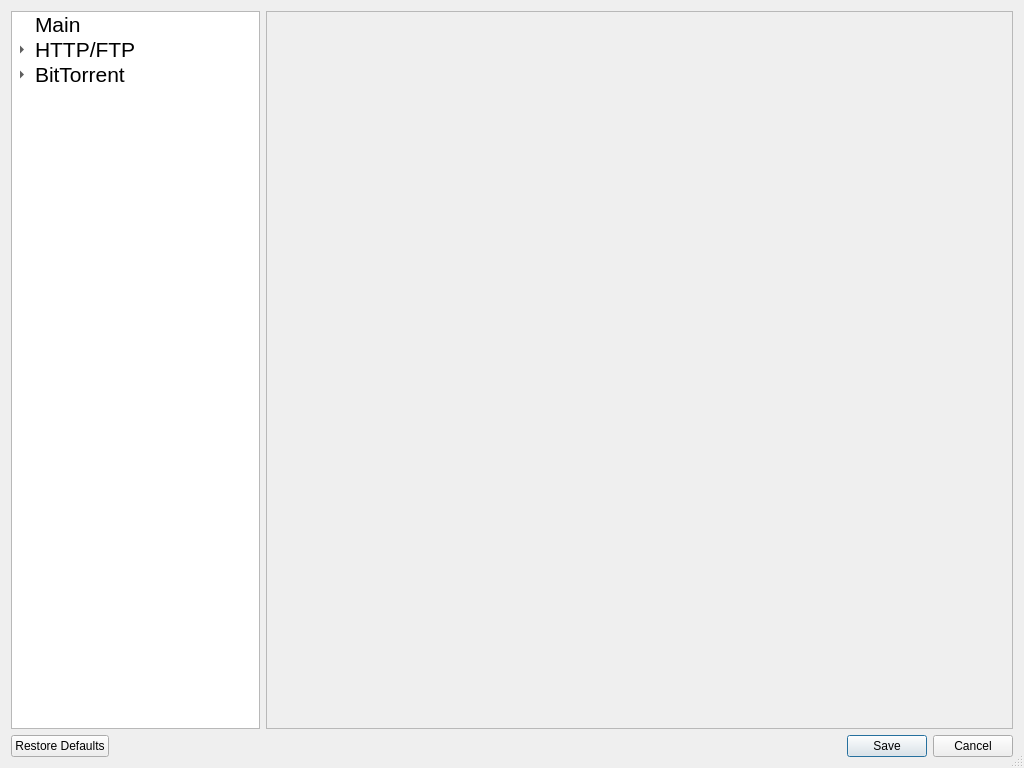
Before: the Qt Designer form src/gui/settings.ui in GekkoFyre/FyreDL, drawn with Qt 5.
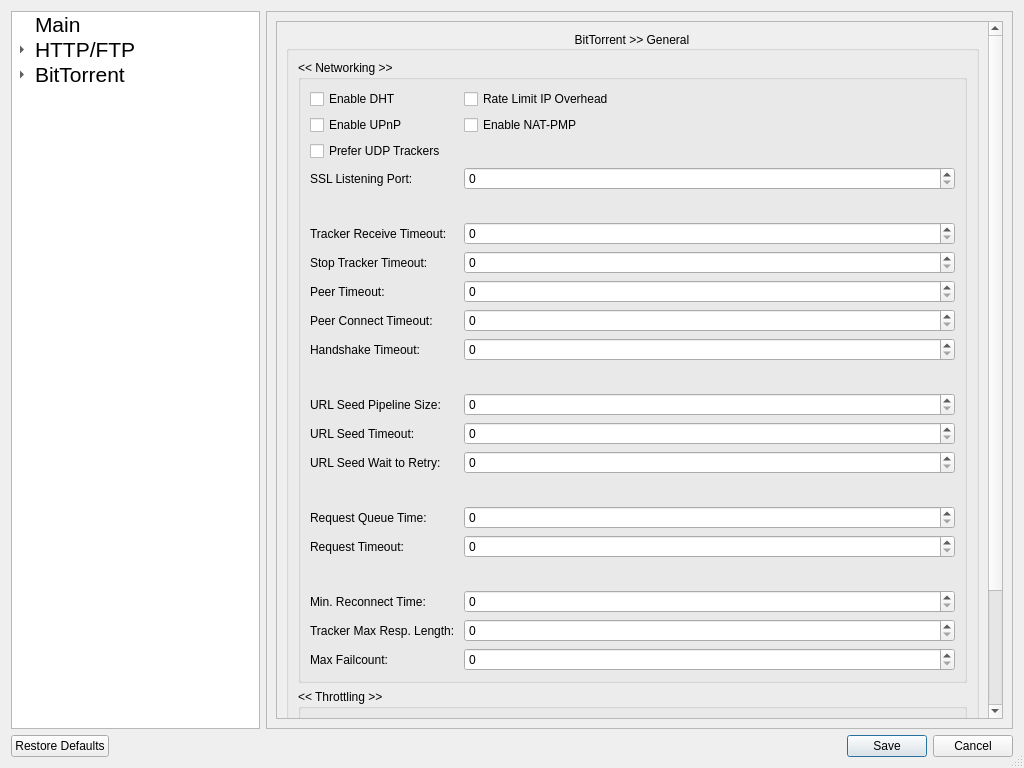
After: the same form once the commit is applied. The open tabs and pages were chosen to show the change. Icons and pictures are not drawn.

Commit message: * More work has been done on the Preferences UI.

Patch:
```diff
--- a/src/gui/settings.ui
+++ b/src/gui/settings.ui
@@ -107,8 +107,510 @@
          <property name="frameShape">
           <enum>QFrame::StyledPanel</enum>
          </property>
-         <widget class="QWidget" name="page"/>
-         <widget class="QWidget" name="page_2"/>
+         <widget class="QWidget" name="main_settings">
+          <layout class="QVBoxLayout" name="verticalLayout">
+           <item>
+            <widget class="QGroupBox" name="main_groupBox">
+             <property name="title">
+              <string>Main</string>
+             </property>
+             <property name="alignment">
+              <set>Qt::AlignCenter</set>
+             </property>
+             <layout class="QVBoxLayout" name="verticalLayout_2">
+              <item>
+               <widget class="QGroupBox" name="filesanddirs_groupBox">
+                <property name="title">
+                 <string>&lt;&lt; Files and Directories &gt;&gt;</string>
+                </property>
+                <layout class="QFormLayout" name="formLayout">
+                 <item row="0" column="0">
+                  <widget class="QLabel" name="defDir_label">
+                   <property name="text">
+                    <string>Default Save/Open Dir.: </string>
+                   </property>
+                  </widget>
+                 </item>
+                 <item row="0" column="1">
+                  <layout class="QHBoxLayout" name="defDir_horizLayout">
+                   <item>
+                    <widget class="QLineEdit" name="defDir_lineEdit"/>
+                   </item>
+                   <item>
+                    <widget class="QToolButton" name="defDir_toolButton">
+                     <property name="text">
+                      <string>...</string>
+                     </property>
+                    </widget>
+                   </item>
+                  </layout>
+                 </item>
+                 <item row="1" column="0">
+                  <widget class="QLabel" name="xmlHist_label">
+                   <property name="text">
+                    <string>XML History File: </string>
+                   </property>
+                  </widget>
+                 </item>
+                 <item row="2" column="0">
+                  <widget class="QLabel" name="xmlCfg_label">
+                   <property name="text">
+                    <string>XML Config File: </string>
+                   </property>
+                  </widget>
+                 </item>
+                 <item row="1" column="1">
+                  <layout class="QHBoxLayout" name="xmlHist_horizLayout">
+                   <item>
+                    <widget class="QLineEdit" name="xmlHist_lineEdit"/>
+                   </item>
+                   <item>
+                    <widget class="QToolButton" name="xmlHist_toolBtn">
+                     <property name="text">
+                      <string>...</string>
+                     </property>
+                    </widget>
+                   </item>
+                  </layout>
+                 </item>
+                 <item row="2" column="1">
+                  <layout class="QHBoxLayout" name="xmlCfg_horizLayout">
+                   <item>
+                    <widget class="QLineEdit" name="xmlCfg_lineEdit"/>
+                   </item>
+                   <item>
+                    <widget class="QToolButton" name="xmlCfg_toolBtn">
+                     <property name="text">
+                      <string>...</string>
+                     </property>
+                    </widget>
+                   </item>
+                  </layout>
+                 </item>
+                </layout>
+               </widget>
+              </item>
+              <item>
+               <widget class="QGroupBox" name="fyredl_groupBox">
+                <property name="title">
+                 <string>&lt;&lt; FyreDL &gt;&gt;</string>
+                </property>
+                <layout class="QFormLayout" name="formLayout_2">
+                 <item row="0" column="0">
+                  <widget class="QLabel" name="userAgent_label">
+                   <property name="text">
+                    <string>Global User Agent: </string>
+                   </property>
+                  </widget>
+                 </item>
+                 <item row="0" column="1">
+                  <widget class="QLineEdit" name="userAgent_lineEdit"/>
+                 </item>
+                 <item row="1" column="0">
+                  <widget class="QLabel" name="uniqueId_label">
+                   <property name="text">
+                    <string>Item's Unique ID Length: </string>
+                   </property>
+                  </widget>
+                 </item>
+                 <item row="1" column="1">
+                  <widget class="QSpinBox" name="uniqueId_spinBox">
+                   <property name="toolTip">
+                    <string>Each download item has a Unique Identifier associated with it. This is the length of its ID number so please be aware that too small of a value may cause conflicts.</string>
+                   </property>
+                   <property name="minimum">
+                    <number>32</number>
+                   </property>
+                   <property name="maximum">
+                    <number>128</number>
+                   </property>
+                  </widget>
+                 </item>
+                </layout>
+               </widget>
+              </item>
+              <item>
+               <spacer name="verticalSpacer">
+                <property name="orientation">
+                 <enum>Qt::Vertical</enum>
+                </property>
+                <property name="sizeHint" stdset="0">
+                 <size>
+                  <width>20</width>
+                  <height>40</height>
+                 </size>
+                </property>
+               </spacer>
+              </item>
+             </layout>
+            </widget>
+           </item>
+          </layout>
+         </widget>
+         <widget class="QWidget" name="torrent_general_settings">
+          <layout class="QVBoxLayout" name="verticalLayout_3">
+           <item>
+            <widget class="QScrollArea" name="scrollArea">
+             <property name="widgetResizable">
+              <bool>true</bool>
+             </property>
+             <widget class="QWidget" name="scrollAreaWidgetContents">
+              <property name="geometry">
+               <rect>
+                <x>0</x>
+                <y>0</y>
+                <width>710</width>
+                <height>994</height>
+               </rect>
+              </property>
+              <layout class="QVBoxLayout" name="verticalLayout_4">
+               <item>
+                <widget class="QGroupBox" name="torrent_general_groupBox">
+                 <property name="title">
+                  <string>BitTorrent &gt;&gt; General</string>
+                 </property>
+                 <property name="alignment">
+                  <set>Qt::AlignCenter</set>
+                 </property>
+                 <layout class="QVBoxLayout" name="verticalLayout_5">
+                  <item>
+                   <widget class="QGroupBox" name="torrent_networking_groupBox">
+                    <property name="title">
+                     <string>&lt;&lt; Networking &gt;&gt;</string>
+                    </property>
+                    <layout class="QFormLayout" name="formLayout_3">
+                     <item row="0" column="0">
+                      <widget class="QCheckBox" name="enable_dht_chkBox">
+                       <property name="text">
+                        <string>Enable DHT</string>
+                       </property>
+                      </widget>
+                     </item>
+                     <item row="0" column="1">
+                      <widget class="QCheckBox" name="rate_limit_overhead_chkBox_2">
+                       <property name="text">
+                        <string>Rate Limit IP Overhead</string>
+                       </property>
+                      </widget>
+                     </item>
+                     <item row="1" column="0">
+                      <widget class="QCheckBox" name="enable_upnp_chkBox">
+                       <property name="text">
+                        <string>Enable UPnP</string>
+                       </property>
+                      </widget>
+                     </item>
+                     <item row="1" column="1">
+                      <widget class="QCheckBox" name="enable_nat_pmp_chkBox">
+                       <property name="text">
+                        <string>Enable NAT-PMP</string>
+                       </property>
+                      </widget>
+                     </item>
+                     <item row="2" column="0">
+                      <widget class="QCheckBox" name="prefer_udp_trackers_chkBox">
+                       <property name="text">
+                        <string>Prefer UDP Trackers</string>
+                       </property>
+                      </widget>
+                     </item>
+                     <item row="6" column="0">
+                      <widget class="QLabel" name="tracker_receive_timeout_label">
+                       <property name="text">
+                        <string>Tracker Receive Timeout: </string>
+                       </property>
+                      </widget>
+                     </item>
+                     <item row="6" column="1">
+                      <widget class="QSpinBox" name="tracker_receive_timeout_spinBox"/>
+                     </item>
+                     <item row="7" column="0">
+                      <widget class="QLabel" name="stop_tracker_timeout_label">
+                       <property name="text">
+                        <string>Stop Tracker Timeout: </string>
+                       </property>
+                      </widget>
+                     </item>
+                     <item row="7" column="1">
+                      <widget class="QSpinBox" name="stop_tracker_timeout_spinBox"/>
+                     </item>
+                     <item row="8" column="0">
+                      <widget class="QLabel" name="peer_timeout_label">
+                       <property name="text">
+                        <string>Peer Timeout: </string>
+                       </property>
+                      </widget>
+                     </item>
+                     <item row="8" column="1">
+                      <widget class="QSpinBox" name="peer_timeout_spinBox"/>
+                     </item>
+                     <item row="9" column="0">
+                      <widget class="QLabel" name="peer_connect_timeout_label">
+                       <property name="text">
+                        <string>Peer Connect Timeout: </string>
+                       </property>
+                      </widget>
+                     </item>
+                     <item row="9" column="1">
+                      <widget class="QSpinBox" name="peer_connect_timeout_spinBox"/>
+                     </item>
+                     <item row="10" column="0">
+                      <widget class="QLabel" name="handshake_timeout_label">
+                       <property name="text">
+                        <string>Handshake Timeout: </string>
+                       </property>
+                      </widget>
+                     </item>
+                     <item row="10" column="1">
+                      <widget class="QSpinBox" name="handshake_timeout_spinBox"/>
+                     </item>
+                     <item row="11" column="0">
+                      <spacer name="horizontalSpacer">
+                       <property name="orientation">
+                        <enum>Qt::Horizontal</enum>
+                       </property>
+                       <property name="sizeHint" stdset="0">
+                        <size>
+                         <width>40</width>
+                         <height>20</height>
+                        </size>
+                       </property>
+                      </spacer>
+                     </item>
+                     <item row="11" column="1">
+                      <spacer name="horizontalSpacer_2">
+                       <property name="orientation">
+                        <enum>Qt::Horizontal</enum>
+                       </property>
+                       <property name="sizeHint" stdset="0">
+                        <size>
+                         <width>40</width>
+                         <height>20</height>
+                        </size>
+                       </property>
+                      </spacer>
+                     </item>
+                     <item row="12" column="0">
+                      <widget class="QLabel" name="urlseed_pipeline_size_label">
+                       <property name="text">
+                        <string>URL Seed Pipeline Size: </string>
+                       </property>
+                      </widget>
+                     </item>
+                     <item row="12" column="1">
+                      <widget class="QSpinBox" name="urlseed_pipeline_size_spinBox"/>
+                     </item>
+                     <item row="13" column="0">
+                      <widget class="QLabel" name="urlseed_timeout_label">
+                       <property name="text">
+                        <string>URL Seed Timeout: </string>
+                       </property>
+                      </widget>
+                     </item>
+                     <item row="13" column="1">
+                      <widget class="QSpinBox" name="urlseed_timeout_spinBox"/>
+                     </item>
+                     <item row="14" column="0">
+                      <widget class="QLabel" name="urlseed_wait_to_reply_label">
+                       <property name="text">
+                        <string>URL Seed Wait to Retry: </string>
+                       </property>
+                      </widget>
+                     </item>
+                     <item row="14" column="1">
+                      <widget class="QSpinBox" name="urlseed_wait_to_retry_spinBox"/>
+                     </item>
+                     <item row="15" column="0">
+                      <spacer name="horizontalSpacer_3">
+                       <property name="orientation">
+                        <enum>Qt::Horizontal</enum>
+                       </property>
+                       <property name="sizeHint" stdset="0">
+                        <size>
+                         <width>40</width>
+                         <height>20</height>
+                        </size>
+                       </property>
+                      </spacer>
+                     </item>
+                     <item row="15" column="1">
+                      <spacer name="horizontalSpacer_4">
+                       <property name="orientation">
+                        <enum>Qt::Horizontal</enum>
+                       </property>
+                       <property name="sizeHint" stdset="0">
+                        <size>
+                         <width>40</width>
+                         <height>20</height>
+                        </size>
+                       </property>
+                      </spacer>
+                     </item>
+                     <item row="16" column="0">
+                      <widget class="QLabel" name="request_queue_time_label">
+                       <property name="text">
+                        <string>Request Queue Time: </string>
+                       </property>
+                      </widget>
+                     </item>
+                     <item row="17" column="0">
+                      <widget class="QLabel" name="request_timeout_label">
+                       <property name="text">
+                        <string>Request Timeout: </string>
+                       </property>
+                      </widget>
+                     </item>
+                     <item row="19" column="0">
+                      <widget class="QLabel" name="min_reconnect_time_label">
+                       <property name="text">
+                        <string>Min. Reconnect Time: </string>
+                       </property>
+                      </widget>
+                     </item>
+                     <item row="20" column="0">
+                      <widget class="QLabel" name="tracker_max_resp_length_label">
+                       <property name="text">
+                        <string>Tracker Max Resp. Length: </string>
+                       </property>
+                      </widget>
+                     </item>
+                     <item row="16" column="1">
+                      <widget class="QSpinBox" name="request_queue_time_spinBox"/>
+                     </item>
+                     <item row="17" column="1">
+                      <widget class="QSpinBox" name="request_timeout_spinBox"/>
+                     </item>
+                     <item row="19" column="1">
+                      <widget class="QSpinBox" name="min_reconnect_time_spinBox"/>
+                     </item>
+                     <item row="20" column="1">
+                      <widget class="QSpinBox" name="tracker_max_resp_length_spinBox"/>
+                     </item>
+                     <item row="18" column="0">
+                      <spacer name="horizontalSpacer_5">
+                       <property name="orientation">
+                        <enum>Qt::Horizontal</enum>
+                       </property>
+                       <property name="sizeHint" stdset="0">
+                        <size>
+                         <width>40</width>
+                         <height>20</height>
+                        </size>
+                       </property>
+                      </spacer>
+                     </item>
+                     <item row="18" column="1">
+                      <spacer name="horizontalSpacer_6">
+                       <property name="orientation">
+                        <enum>Qt::Horizontal</enum>
+                       </property>
+                       <property name="sizeHint" stdset="0">
+                        <size>
+                         <width>40</width>
+                         <height>20</height>
+                        </size>
+                       </property>
+                      </spacer>
+                     </item>
+                     <item row="21" column="0">
+                      <widget class="QLabel" name="max_failcount_label">
+                       <property name="text">
+                        <string>Max Failcount: </string>
+                       </property>
+                      </widget>
+                     </item>
+                     <item row="21" column="1">
+                      <widget class="QSpinBox" name="max_failcount_spinBox"/>
+                     </item>
+                     <item row="5" column="0">
+                      <spacer name="horizontalSpacer_7">
+                       <property name="orientation">
+                        <enum>Qt::Horizontal</enum>
+                       </property>
+                       <property name="sizeHint" stdset="0">
+                        <size>
+                         <width>40</width>
+                         <height>20</height>
+                        </size>
+                       </property>
+                      </spacer>
+                     </item>
+                     <item row="5" column="1">
+                      <spacer name="horizontalSpacer_8">
+                       <property name="orientation">
+                        <enum>Qt::Horizontal</enum>
+                       </property>
+                       <property name="sizeHint" stdset="0">
+                        <size>
+                         <width>40</width>
+                         <height>20</height>
+                        </size>
+                       </property>
+                      </spacer>
+                     </item>
+                     <item row="3" column="0">
+                      <widget class="QLabel" name="ssl_listen_port_label">
+                       <property name="text">
+                        <string>SSL Listening Port: </string>
+                       </property>
+                      </widget>
+                     </item>
+                     <item row="3" column="1">
+                      <widget class="QSpinBox" name="ssl_listen_port_spinBox"/>
+                     </item>
+                    </layout>
+                   </widget>
+                  </item>
+                  <item>
+                   <widget class="QGroupBox" name="torrent_throttling_groupBox">
+                    <property name="title">
+                     <string>&lt;&lt; Throttling &gt;&gt;</string>
+                    </property>
+                   </widget>
+                  </item>
+                  <item>
+                   <widget class="QGroupBox" name="torrent_encryption_groupBox">
+                    <property name="title">
+                     <string>&lt;&lt; Encryption &gt;&gt;</string>
+                    </property>
+                    <layout class="QFormLayout" name="formLayout_4">
+                     <item row="0" column="0">
+                      <widget class="QCheckBox" name="announce_crypto_chkBox">
+                       <property name="text">
+                        <string>Announce Crypto Support</string>
+                       </property>
+                      </widget>
+                     </item>
+                     <item row="1" column="0">
+                      <widget class="QCheckBox" name="enable_ssl_chkBox">
+                       <property name="text">
+                        <string>Enable SSL support</string>
+                       </property>
+                      </widget>
+                     </item>
+                     <item row="2" column="0">
+                      <widget class="QCheckBox" name="prefer_rc4_encrypt_chkBox">
+                       <property name="text">
+                        <string>Prefer RC4 Encryption</string>
+                       </property>
+                      </widget>
+                     </item>
+                    </layout>
+                    <zorder>enable_ssl_chkBox</zorder>
+                    <zorder>enable_ssl_chkBox</zorder>
+                    <zorder>prefer_rc4_encrypt_chkBox</zorder>
+                    <zorder>announce_crypto_chkBox</zorder>
+                   </widget>
+                  </item>
+                 </layout>
+                </widget>
+               </item>
+              </layout>
+             </widget>
+            </widget>
+           </item>
+          </layout>
+         </widget>
         </widget>
        </item>
       </layout>
```
